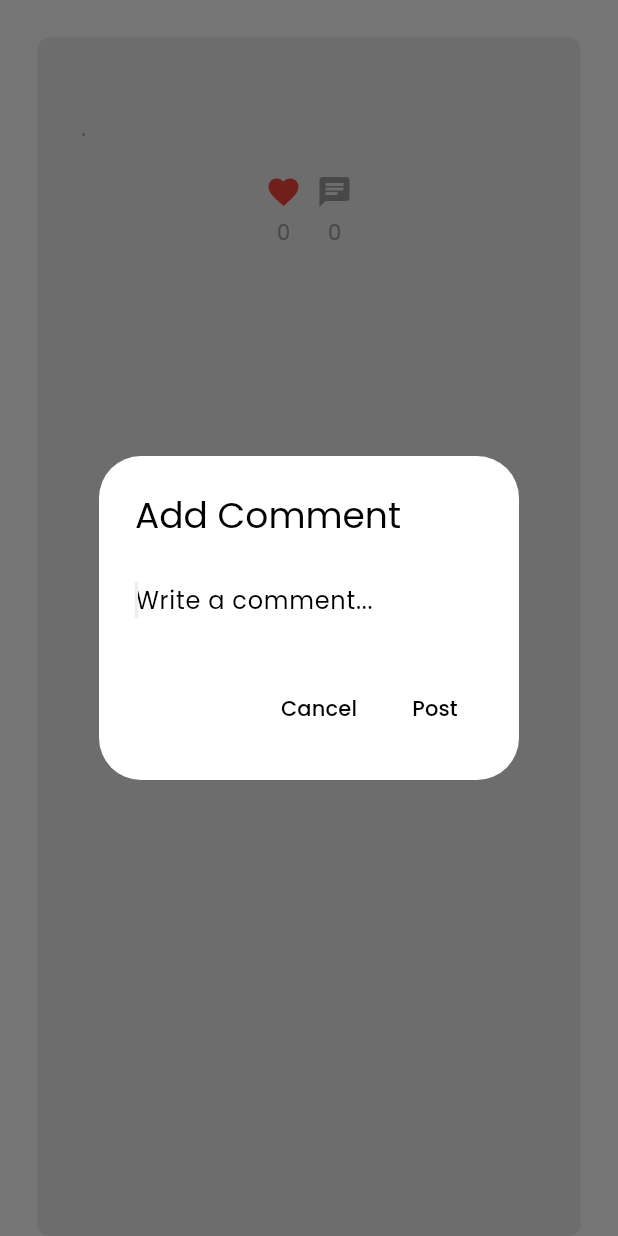
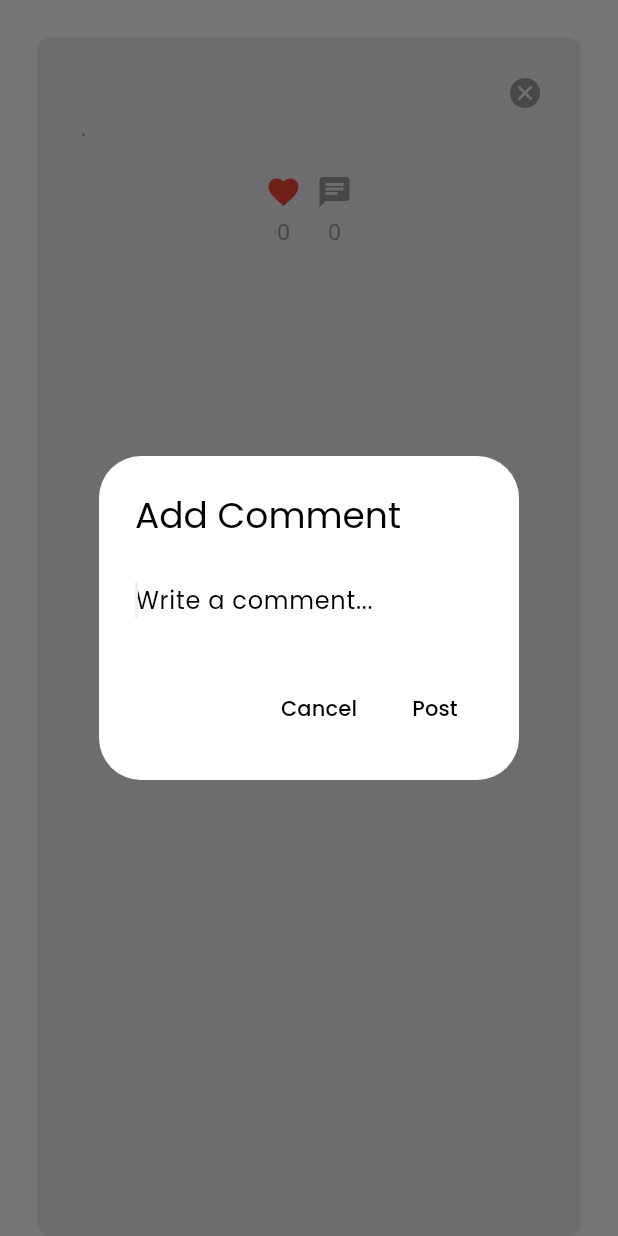
Before and after one commit to The-Naveen-Chandra/Make-LinkUp, a Flutter app: the LinkUpPost widget shown alone on an empty page, opened directly with empty values, after a tap on the "favorite outline" icon, after a tap on the "chat" icon, on a phone screen of 412 x 824 dp. Run offline on Flutter 3.47's test engine with Material 2 defaults, Android fonts, the phone set to English and light mode, and no system bars; our stand-ins replace cloud_firestore, firebase_auth, firebase_core, google_fonts, google_sign_in; accounts and stored records are empty.

```diff
--- /dev/null
+++ b/lib/components/delete_button.dart
@@ -0,0 +1,20 @@
+import 'package:flutter/material.dart';
+
+class DeleteButton extends StatelessWidget {
+  final void Function()? onTap;
+  const DeleteButton({
+    super.key,
+    required this.onTap,
+  });
+
+  @override
+  Widget build(BuildContext context) {
+    return GestureDetector(
+      onTap: onTap,
+      child: const Icon(
+        Icons.cancel,
+        color: Colors.grey,
+      ),
+    );
+  }
+}
```
Also changed, not shown: lib/components/linkup_post.dart (+86 -1 lines).
